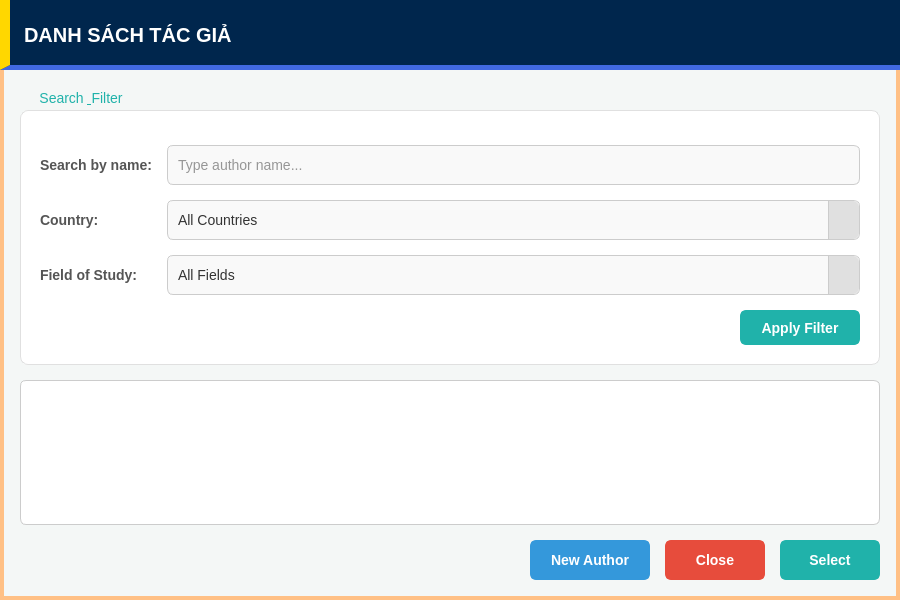
Old version of the form src/components/dialogs/author/listofauthorsdialog.ui in the repository DamPhuQuy/Scientific-Article-Management.
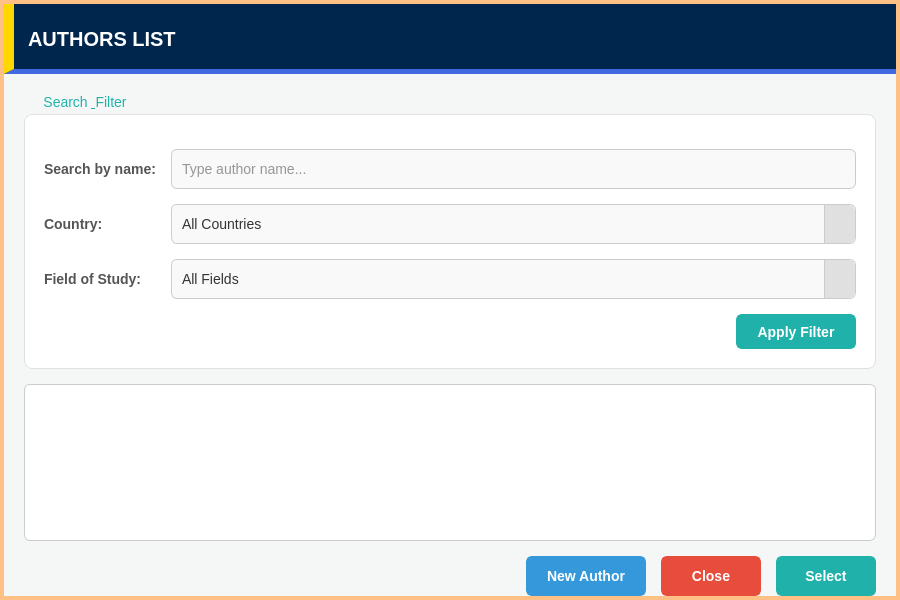
New version of the form.

Commit message:
Refactor UI and update translations for article, author, and user dialogs
- Updated UI margins and paddings for better layout consistency across various dialogs.
- Translated Vietnamese text to English in multiple UI files, including article details, input, statistics, update dialogs, and user information dialogs.
- Changed button labels and messages to English for better accessibility.
- Ensured consistent styling and alignment in the main window and login/signup forms.
- Improved user feedback messages for login and registration processes.

Patch:
```diff
--- a/src/components/dialogs/author/listofauthorsdialog.ui
+++ b/src/components/dialogs/author/listofauthorsdialog.ui
@@ -138,16 +138,16 @@
     <number>0</number>
    </property>
    <property name="leftMargin">
-    <number>0</number>
+    <number>4</number>
    </property>
    <property name="topMargin">
-    <number>0</number>
+    <number>4</number>
    </property>
    <property name="rightMargin">
-    <number>0</number>
+    <number>4</number>
    </property>
    <property name="bottomMargin">
-    <number>20</number>
+    <number>4</number>
    </property>
    <item>
     <widget class="QWidget" name="headerContainer" native="true">
@@ -167,7 +167,7 @@
          <string notr="true">color:#ffffff;font-weight:900;font-size:20px;background:transparent;padding-left:10px;</string>
         </property>
         <property name="text">
-         <string>DANH SÁCH TÁC GIẢ</string>
+         <string>AUTHORS LIST</string>
         </property>
         <property name="alignment">
          <set>Qt::AlignmentFlag::AlignLeading|Qt::AlignmentFlag::AlignLeft|Qt::AlignmentFlag::AlignVCenter</set>
```
The commit also changes 36 other files.
